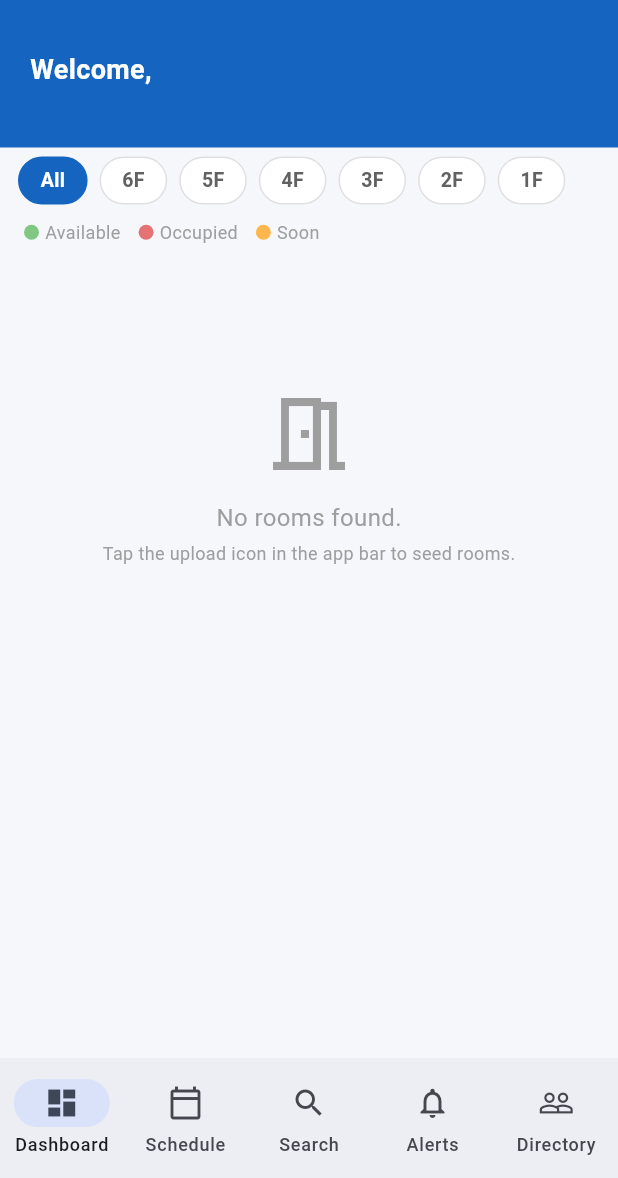
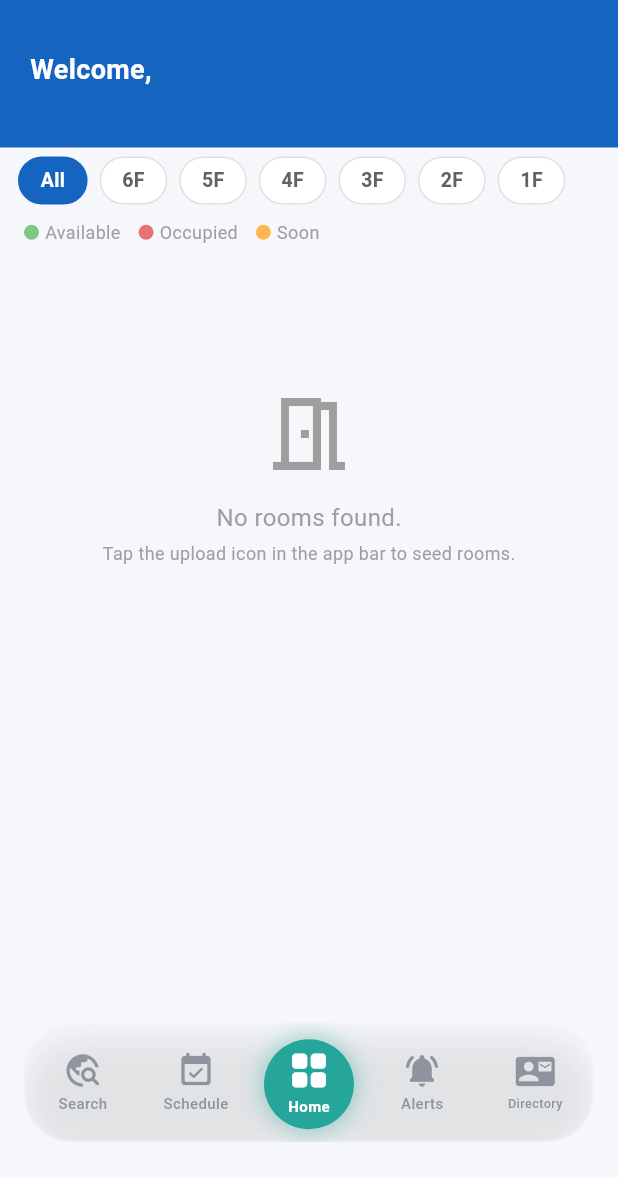
Before and after one commit to greeeeggy/Room-Allocation-System-RAS-, a Flutter app: the screen it shows once a user with an empty profile is signed in, on a phone screen of 412 x 824 dp, the part 58-1236 px from its top. Run offline on Flutter 3.47's test engine with Material 3 defaults, Android fonts, the phone set to English and light mode, and no system bars; our stand-ins replace cached_network_image, cloud_firestore, firebase_auth, firebase_core, flutter_riverpod, go_router and 2 more; missing offline and left inert: onesignal_flutter; accounts and stored records are empty.

Commit message:
add: changed from generic nav bar to glass like

```diff
--- a/lib/core/router.dart
+++ b/lib/core/router.dart
@@ -55,26 +55,17 @@ final routerProvider = Provider<GoRouter>((ref) {
         builder: (context, state, navigationShell) =>
             MainShell(navigationShell: navigationShell),
         branches: [
-          // ── Branch 0 — Dashboard ────────────────────────────────
+          // ── Branch 0 — Room Search ──────────────────────────────
           StatefulShellBranch(
             routes: [
               GoRoute(
-                path: '/dashboard',
-                builder: (_, __) => const DashboardScreen(),
+                path: '/search',
+                builder: (_, __) => const RoomSearchScreen(),
                 routes: [
                   GoRoute(
                     path: 'room/:roomId',
                     builder: (_, state) => RoomDetailScreen(
                         roomId: state.pathParameters['roomId']!),
-                  ),
-                  GoRoute(
-                    path: 'checkin/:blockId',
-                    builder: (_, state) => CheckInScreen(
-                        blockId: state.pathParameters['blockId']!),
-                  ),
-                  GoRoute(
-                    path: 'settings',
-                    builder: (_, __) => const SettingsScreen(),
                   ),
                 ],
               ),
@@ -113,25 +104,33 @@ final routerProvider = Provider<GoRouter>((ref) {
             ],
           ),
 
-
-          // ── Branch 3 — Room Search ──────────────────────────────
+          // ── Branch 2 — Dashboard ────────────────────────────────
           StatefulShellBranch(
             routes: [
               GoRoute(
-                path: '/search',
-                builder: (_, __) => const RoomSearchScreen(),
+                path: '/dashboard',
+                builder: (_, __) => const DashboardScreen(),
                 routes: [
                   GoRoute(
                     path: 'room/:roomId',
                     builder: (_, state) => RoomDetailScreen(
                         roomId: state.pathParameters['roomId']!),
                   ),
+                  GoRoute(
+                    path: 'checkin/:blockId',
+                    builder: (_, state) => CheckInScreen(
+                        blockId: state.pathParameters['blockId']!),
+                  ),
+                  GoRoute(
+                    path: 'settings',
+                    builder: (_, __) => const SettingsScreen(),
+                  ),
                 ],
               ),
             ],
           ),
 
-          // ── Branch 4 — Notifications ────────────────────────────
+          // ── Branch 3 — Notifications ────────────────────────────
           StatefulShellBranch(
             routes: [
               GoRoute(
@@ -159,7 +158,7 @@ final routerProvider = Provider<GoRouter>((ref) {
             ],
           ),
 
-          // ── Branch 5 — Council Directory ────────────────────────
+          // ── Branch 4 — Council Directory ────────────────────────
           StatefulShellBranch(
             routes: [
               GoRoute(
--- a/lib/core/theme.dart
+++ b/lib/core/theme.dart
@@ -8,8 +8,13 @@ class AppColors {
 
   // Brand
   static const Color primary   = Color(0xFF1565C0);   // deep blue
+  static const Color accent    = Color(0xFF26A69A);   // stylish mint/teal
   static const Color surface   = Color(0xFFF5F7FA);
   static const Color card      = Color(0xFFFFFFFF);
+
+  // Glassmorphism
+  static const Color glassBackground = Color(0x33FFFFFF); // white with 20% opacity
+  static const Color glassBorder     = Color(0x33FFFFFF); // white with 20% opacity for borders
 
   // Text
   static const Color textPrimary   = Color(0xFF1A1A2E);
--- a/lib/screens/main_shell.dart
+++ b/lib/screens/main_shell.dart
@@ -1,12 +1,11 @@
+import 'dart:ui';
 import 'package:flutter/material.dart';
 import 'package:flutter_riverpod/flutter_riverpod.dart';
 import 'package:go_router/go_router.dart';
 import '../providers/auth_provider.dart';
 import '../providers/notification_provider.dart';
+import '../core/theme.dart';
 
-/// Bottom navigation shell wrapping the five main branches:
-/// Dashboard (0), Schedule (1), Floor Map (2), Search (3),
-/// Notifications (4), Directory (5).
 class MainShell extends ConsumerWidget {
   final StatefulNavigationShell navigationShell;
   const MainShell({super.key, required this.navigationShell});
@@ -14,52 +13,31 @@ class MainShell extends ConsumerWidget {
   @override
   Widget build(BuildContext context, WidgetRef ref) {
     final user = ref.watch(authStateProvider).valueOrNull;
-
-    // Only subscribe to unread count when there is a logged-in user.
     final unreadAsync = user != null
         ? ref.watch(unreadCountProvider)
-        : const AsyncData<int>(0);
+        : const AsyncValue.data(0);
     final unreadCount = unreadAsync.valueOrNull ?? 0;
 
     return Scaffold(
-      body: navigationShell,
-      bottomNavigationBar: NavigationBar(
-        selectedIndex: navigationShell.currentIndex,
-        onDestinationSelected: (index) {
-          navigationShell.goBranch(
-            index,
-            initialLocation: index == navigationShell.currentIndex,
-          );
-        },
-        destinations: [
-          const NavigationDestination(
-            icon: Icon(Icons.dashboard_outlined),
-            selectedIcon: Icon(Icons.dashboard),
-            label: 'Dashboard',
+      extendBody: true, // Crucial for floating nav bar
+      body: Stack(
+        children: [
+          // The main content area
+          Positioned.fill(
+            child: navigationShell,
           ),
-          NavigationDestination(
-            icon: Icon(user?.isCouncilPresident == true
-                ? Icons.people_outline
-                : Icons.calendar_today_outlined),
-            selectedIcon: Icon(user?.isCouncilPresident == true
-                ? Icons.people
-                : Icons.calendar_today),
-            label: user?.isCouncilPresident == true ? 'Mayors' : 'Schedule',
+
+          // Floating Nav Bar
+          Align(
+            alignment: Alignment.bottomCenter,
+            child: Padding(
+              padding: const EdgeInsets.only(bottom: 24, left: 16, right: 16),
+              child: _GlassFloatingNavbar(
+                navigationShell: navigationShell,
+                unreadCount: unreadCount,
+                isCouncilPresident: user?.isCouncilPresident ?? false,
               ),
-          const NavigationDestination(
-            icon: Icon(Icons.search_outlined),
-            selectedIcon: Icon(Icons.search),
-            label: 'Search',
             ),
-          NavigationDestination(
-            icon: _BellIcon(count: unreadCount, selected: false),
-            selectedIcon: _BellIcon(count: unreadCount, selected: true),
-            label: 'Alerts',
-          ),
-          const NavigationDestination(
-            icon: Icon(Icons.people_outline),
-            selectedIcon: Icon(Icons.people),
-            label: 'Directory',
           ),
         ],
       ),
@@ -67,43 +45,200 @@ class MainShell extends ConsumerWidget {
   }
 }
 
-/// Bell icon with an unread badge overlay.
-class _BellIcon extends StatelessWidget {
-  final int count;
-  final bool selected;
-  const _BellIcon({required this.count, required this.selected});
+class _GlassFloatingNavbar extends StatelessWidget {
+  final StatefulNavigationShell navigationShell;
+  final int unreadCount;
+  final bool isCouncilPresident;
+
+  const _GlassFloatingNavbar({
+    required this.navigationShell,
+    required this.unreadCount,
+    required this.isCouncilPresident,
+  });
 
   @override
   Widget build(BuildContext context) {
-    return Stack(
+    return LayoutBuilder(
+      builder: (context, constraints) {
+        final totalWidth = constraints.maxWidth;
+        final itemWidth = totalWidth / 5;
+        final activeIndex = navigationShell.currentIndex;
+
+        return ClipRRect(
+          borderRadius: BorderRadius.circular(32),
+          child: BackdropFilter(
+            filter: ImageFilter.blur(sigmaX: 12, sigmaY: 12),
+            child: Container(
+              height: 80,
+              decoration: BoxDecoration(
+                color: AppColors.glassBackground.withOpacity(0.15),
+                borderRadius: BorderRadius.circular(32),
+                border: Border.all(
+                  color: Colors.white.withOpacity(0.2),
+                  width: 1.5,
+                ),
+                boxShadow: [
+                  BoxShadow(
+                    color: Colors.black.withOpacity(0.1),
+                    blurRadius: 20,
+                    offset: const Offset(0, 10),
+                  ),
+                ],
+              ),
+              child: Stack(
+                children: [
+                  // Sliding Indicator
+                  AnimatedPositioned(
+                    duration: const Duration(milliseconds: 350),
+                    curve: Curves.easeOutBack,
+                    left: (activeIndex * itemWidth) + (itemWidth - 60) / 2-1.5,
+                    top: 10,
+                    child: Container(
+                      width: 60,
+                      height: 60,
+                      decoration: BoxDecoration(
+                        color: AppColors.accent,
+                        shape: BoxShape.circle,
+                        boxShadow: [
+                          BoxShadow(
+                            color: AppColors.accent.withOpacity(0.4),
+                            blurRadius: 12,
+                            spreadRadius: 2,
+                          ),
+                        ],
+                      ),
+                    ),
+                  ),
+
+                  // Navbar Items
+                  Row(
+                    mainAxisAlignment: MainAxisAlignment.spaceEvenly,
+                    children: [
+                      _StylishNavbarItem(
+                        icon: Icons.travel_explore_rounded,
+                        label: 'Search',
+                        isSelected: activeIndex == 0,
+                        onTap: () => _onTap(0),
+                      ),
+                      _StylishNavbarItem(
+                        icon: isCouncilPresident ? Icons.groups_rounded : Icons.event_available_rounded,
+                        label: isCouncilPresident ? 'Mayors' : 'Schedule',
+                        isSelected: activeIndex == 1,
+                        onTap: () => _onTap(1),
+                      ),
+                      // Dashboard (Center)
+                      _StylishNavbarItem(
+                        icon: Icons.grid_view_rounded,
+                        label: 'Home',
+                        isSelected: activeIndex == 2,
+                        isCenter: true,
+                        onTap: () => _onTap(2),
+                      ),
+                      _StylishNavbarItem(
+                        icon: Icons.notifications_active_rounded,
+                        label: 'Alerts',
+                        isSelected: activeIndex == 3,
+                        unreadCount: unreadCount,
+                        onTap: () => _onTap(3),
+                      ),
+                      _StylishNavbarItem(
+                        icon: Icons.contact_mail_rounded,
+                        label: 'Directory',
+                        isSelected: activeIndex == 4,
+                        onTap: () => _onTap(4),
+                      ),
+                    ],
+                  ),
+                ],
+              ),
+            ),
+          ),
+        );
+      },
+    );
+  }
+
+  void _onTap(int index) {
+    navigationShell.goBranch(
+      index,
+      initialLocation: index == navigationShell.currentIndex,
+    );
+  }
+}
+
+class _StylishNavbarItem extends StatelessWidget {
+  final IconData icon;
+  final String label;
+  final bool isSelected;
+  final VoidCallback onTap;
+  final int unreadCount;
+  final bool isCenter;
+
+  const _StylishNavbarItem({
+    required this.icon,
+    required this.label,
+    required this.isSelected,
+    required this.onTap,
+    this.unreadCount = 0,
+    this.isCenter = false,
+  });
+
+  @override
+  Widget build(BuildContext context) {
+    final activeTextColor = Colors.white;
+    final inactiveColor = AppColors.textSecondary.withOpacity(0.7);
+
+    return Expanded(
+      child: GestureDetector(
+        behavior: HitTestBehavior.opaque,
+        onTap: onTap,
+        child: Column(
+          mainAxisAlignment: MainAxisAlignment.center,
+          children: [
+            Stack(
               clipBehavior: Clip.none,
               children: [
-        Icon(selected
-            ? Icons.notifications
-            : Icons.notifications_none_outlined),
-        if (count > 0)
+                Icon(
+                  icon,
+                  color: isSelected ? activeTextColor : inactiveColor,
+                  size: isCenter ? 30 : 26,
+                ),
+                if (unreadCount > 0)
                   Positioned(
                     right: -4,
                     top: -4,
                     child: Container(
                       padding: const EdgeInsets.all(2),
                       decoration: const BoxDecoration(
-                color: Colors.red,
+                        color: Colors.redAccent,
                         shape: BoxShape.circle,
                       ),
-              constraints:
-                  const BoxConstraints(minWidth: 16, minHeight: 16),
+                      constraints: const BoxConstraints(minWidth: 16, minHeight: 16),
                       child: Text(
-                count > 99 ? '99+' : '$count',
+                        unreadCount > 99 ? '99+' : '$unreadCount',
                         style: const TextStyle(
                           color: Colors.white,
                           fontSize: 9,
-                    fontWeight: FontWeight.bold),
+                          fontWeight: FontWeight.bold,
+                        ),
                         textAlign: TextAlign.center,
                       ),
                     ),
                   ),
               ],
+            ),
+            const SizedBox(height: 2),
+            Text(
+              label,
+              style: TextStyle(
+                color: isSelected ? activeTextColor : inactiveColor,
+                fontSize: label == 'Directory' ? 8.5 : 10,
+                fontWeight: isSelected ? FontWeight.bold : FontWeight.w500,
+              ),
+            ),
+          ],
+        ),
+      ),
     );
   }
 }
```
Lines whose indentation alone changed are shown as unchanged.
